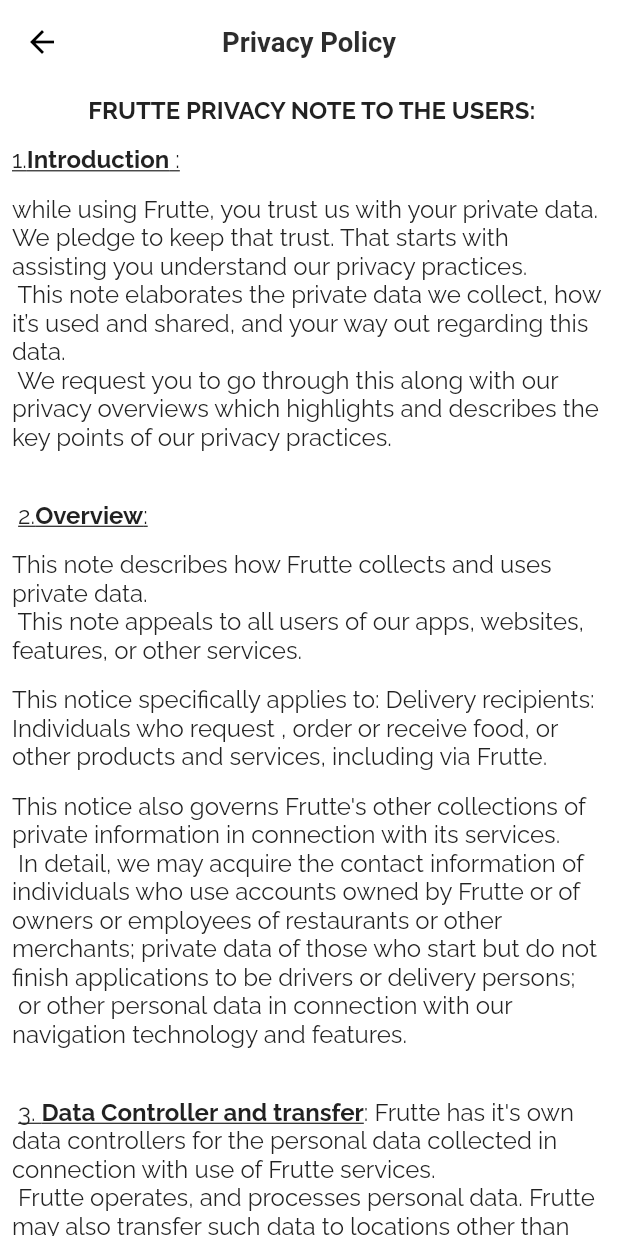
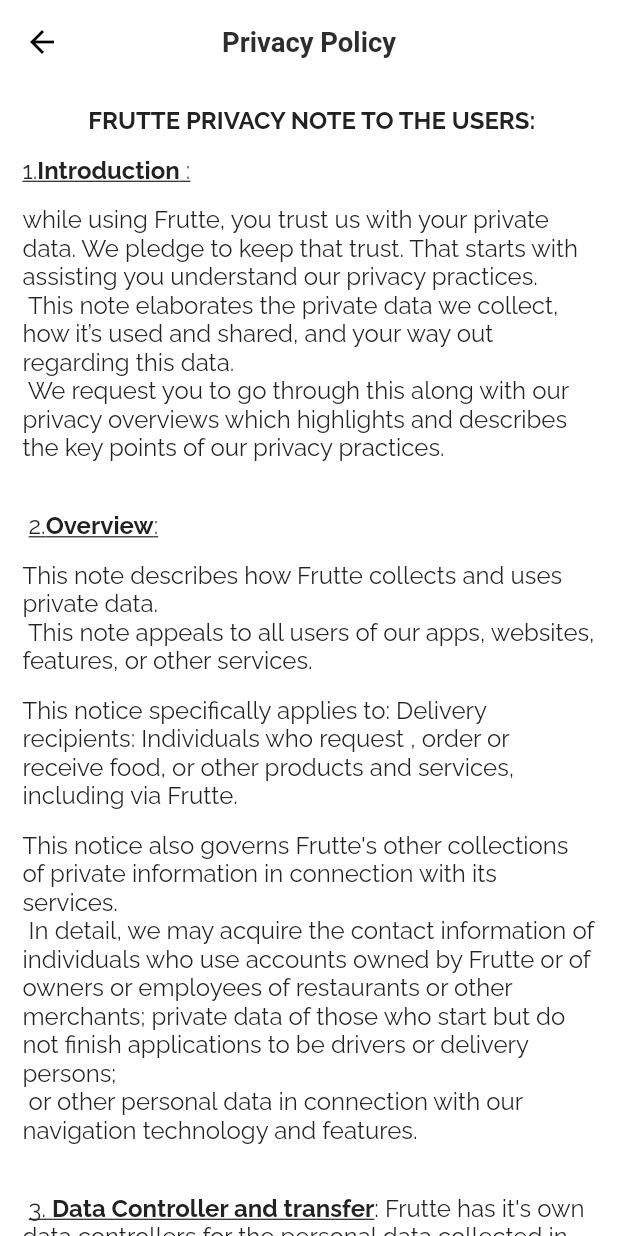
Before and after one commit to ChandraaShekar/grocery_user_app, a Flutter app: the Policy screen opened directly, on a phone screen of 412 x 824 dp. Run offline on Flutter 3.47's test engine with Material 2 defaults, Android fonts, the phone set to English and light mode, and no system bars; drawn by our look-alikes of flutter_widget_from_html_core; our stand-ins replace cached_network_image, carousel_slider, dotted_border, expandable_text, firebase_auth, firebase_core and 14 more; missing offline and left inert: flutter_google_places, google_maps_webservice, razorpay_flutter; accounts and stored records are empty; network calls fail; project files that could hold a hidden picture were left out.

Commit message:
t&c, privacy policy, packs ui changes

```diff
--- a/lib/cart/order_placed.dart
+++ b/lib/cart/order_placed.dart
@@ -28,12 +28,15 @@
 
   @override
   Widget build(BuildContext context) {
+    Size size = MediaQuery.of(context).size;
     return WillPopScope(
       onWillPop: () async {
         return false;
       },
       child: Scaffold(
-        body: Center(
+        body: Padding(
+          padding: const EdgeInsets.symmetric(horizontal: 20, vertical: 5),
+          child: Center(
             child: Column(children: [
               Image.asset(
                   (widget.orderSuccess)
@@ -58,7 +61,8 @@
               (widget.orderSuccess)
                   ? Padding(
                       padding: EdgeInsets.all(10.0),
-                    child: TextWidget("Your order will be delivered in 1 hour",
+                      child: TextWidget(
+                          "Your order will be delivered in 1 hour",
                           textType: "title"))
                   : SizedBox(),
               (widget.orderSuccess)
@@ -69,7 +73,10 @@
                           textType: "title"))
                   : SizedBox(),
               TextButton(
-              child: Text("Continue Shopping"),
+                child: Text(
+                  "Continue Shopping",
+                  style: TextStyle(fontSize: size.height / 56),
+                ),
                 onPressed: () {
                   Navigator.pushReplacement(context,
                       MaterialPageRoute(builder: (_) => DashboardTabs()));
@@ -78,6 +85,7 @@
             ]),
           ),
         ),
+      ),
     );
   }
 }
--- a/lib/others/pack_desc.dart
+++ b/lib/others/pack_desc.dart
@@ -116,7 +116,7 @@
                                   "!",
                               style: TextStyle(
                                   color: Constants.packDescHeadingColor,
-                                  fontSize: size.height / 60,
+                                  fontSize: size.height / 58,
                                   fontWeight: FontWeight.w600),
                             )
                           ],
@@ -183,7 +183,7 @@
                           height: 5,
                         ),
                         Padding(
-                          padding: const EdgeInsets.only(left: 10, right: 10),
+                          padding: const EdgeInsets.only(left: 15, right: 15),
                           child: Container(
                             height: size.height / 4.55,
                             width: MediaQuery.of(context).size.width,
@@ -267,6 +267,7 @@
                             ),
                           ),
                         ),
+                        SizedBox(height: 10),
                         PrimaryButton(
                           text: "Add to Cart",
                           backgroundColor: Constants.primaryColor,
--- a/lib/others/policy.dart
+++ b/lib/others/policy.dart
@@ -23,31 +23,26 @@
  @font-face
 	{font-family:"Cambria Math";
 	panose-1:2 4 5 3 5 4 6 3 2 4;}
-@font-face
-	{font-family:Calibri;
-	panose-1:2 15 5 2 2 2 4 3 2 4;}
-@font-face
-	{font-family:Georgia;
-	panose-1:2 4 5 2 5 4 5 2 3 3;}
  /* Style Definitions */
  p.MsoNormal, li.MsoNormal, div.MsoNormal
-	{margin-top:0in;
-	margin-right:0in;
-	margin-bottom:8.0pt;
-	margin-left:0in;
-	line-height:107%;
+	{margin:0in;
+	line-height:115%;
 	font-size:11.0pt;
-	font-family:"Calibri",sans-serif;}
+	}
 .MsoChpDefault
-	{font-family:"Calibri",sans-serif;}
+	{}
 .MsoPapDefault
-	{margin-bottom:8.0pt;
-	line-height:107%;}
+	{line-height:115%;}
 @page WordSection1
-	{size:595.3pt 841.9pt;
+	{size:8.5in 11.0in;
 	margin:1.0in 1.0in 1.0in 1.0in;}
 div.WordSection1
 	{page:WordSection1;}
+ /* List Definitions */
+ ol
+	{margin-bottom:0in;}
+ul
+	{margin-bottom:0in;}
 -->
 </style>
 
@@ -59,14 +54,14 @@
 
 <p class=MsoNormal align=center style='text-align:center;line-height:normal;
 background:white;border:none'><b><span lang=EN-IN style='font-size:12.0pt;
-font-family:"Arial",sans-serif;color:#222222'>                FRUTTE PRIVACY
+color:#222222'>                FRUTTE PRIVACY
 NOTE TO THE USERS:</span></b></p>
 
 <p class=MsoNormal style='line-height:normal;background:white;border:none'><u><span
-lang=EN-IN style='font-size:12.0pt;font-family:"Arial",sans-serif;color:#222222'>1.<b>Introduction</b>&nbsp;:</span></u></p>
+lang=EN-IN style='font-size:12.0pt;color:#222222'>1.<b>Introduction</b>&nbsp;:</span></u></p>
 
 <p class=MsoNormal style='line-height:normal;background:white;border:none'><span
-lang=EN-IN style='font-size:12.0pt;font-family:"Arial",sans-serif;color:#222222'>while
+lang=EN-IN style='font-size:12.0pt;color:#222222'>while
 using Frutte, you trust us with your private data. We pledge to keep that
 trust. That starts with assisting you understand our privacy practices.<br>
 This note elaborates the private data we collect, how it’s used and shared, and
@@ -75,23 +70,23 @@
 highlights and describes the key points of our privacy practices.</span></p>
 
 <p class=MsoNormal style='line-height:normal;background:white;border:none'><span
-lang=EN-IN style='font-size:12.0pt;font-family:"Arial",sans-serif;color:#222222'><br>
+lang=EN-IN style='font-size:12.0pt;color:#222222'><br>
 <u>2.<b>Overview</b>:</u></span></p>
 
 <p class=MsoNormal style='margin-top:14.0pt;margin-right:0in;margin-bottom:
 12.0pt;margin-left:0in;line-height:normal;background:white;border:none'><span
-lang=EN-IN style='font-size:12.0pt;font-family:"Arial",sans-serif;color:#222222'>This
+lang=EN-IN style='font-size:12.0pt;color:#222222'>This
 note describes how Frutte collects and uses private data.<br>
 This note appeals to all users of our apps, websites, features, or other
 services.</span></p>
 
 <p class=MsoNormal style='line-height:normal;background:white;border:none'><span
-lang=EN-IN style='font-size:12.0pt;font-family:"Arial",sans-serif;color:#222222'>This
+lang=EN-IN style='font-size:12.0pt;color:#222222'>This
 notice specifically applies to: Delivery recipients: Individuals who request ,
 order or receive food, or other products and services, including via Frutte.</span></p>
 
 <p class=MsoNormal style='line-height:normal;background:white;border:none'><span
-lang=EN-IN style='font-size:12.0pt;font-family:"Arial",sans-serif;color:#222222'>This
+lang=EN-IN style='font-size:12.0pt;color:#222222'>This
 notice also governs Frutte's other collections of private information in
 connection with its services.<br>
 In detail, we may acquire the contact information of individuals who use
@@ -102,7 +97,7 @@
 features.</span></p>
 
 <p class=MsoNormal style='line-height:normal;background:white;border:none'><span
-lang=EN-IN style='font-size:12.0pt;font-family:"Arial",sans-serif;color:#222222'><br>
+lang=EN-IN style='font-size:12.0pt;color:#222222'><br>
 <u>3.&nbsp;<b>Data Controller and transfer</b></u>: Frutte has it's own data
 controllers for the personal data collected in connection with use of Frutte
 services.<br>
@@ -114,13 +109,13 @@
 locations.</span></p>
 
 <p class=MsoNormal style='line-height:normal;background:white;border:none'><span
-lang=EN-IN style='font-size:12.0pt;font-family:"Arial",sans-serif;color:#222222'>Questions,
+lang=EN-IN style='font-size:12.0pt;color:#222222'>Questions,
 comments, and complaints about Frutte data practices can be submitted here. You
 may also use this form to submit a question to the Frutee Data Protection
 Executive.</span></p>
 
 <p class=MsoNormal style='line-height:normal;background:white;border:none'><span
-lang=EN-IN style='font-size:12.0pt;font-family:"Arial",sans-serif;color:#222222'><br>
+lang=EN-IN style='font-size:12.0pt;color:#222222'><br>
 <u>4.<b>Data collections and uses</b></u>:<br>
 A).&nbsp;The data Frutte collect:<br>
 I)Frutte collects personal data: Provided by users to Frutte, during account
@@ -132,7 +127,7 @@
 insurance and financial solution providers, and governmental authorities.</span></p>
 
 <p class=MsoNormal style='line-height:normal;background:white;border:none'><span
-lang=EN-IN style='font-size:12.0pt;font-family:"Arial",sans-serif;color:#222222'><br>
+lang=EN-IN style='font-size:12.0pt;color:#222222'><br>
 B). Data collections and uses:<br>
 Provided by users to Frutte, during account creation:<br>
 I)User profile: We collect data when users create or update their Uber
@@ -141,13 +136,13 @@
 related payment verification information),</span></p>
 
 <p class=MsoNormal style='line-height:normal;background:white;border:none'><span
-lang=EN-IN style='font-size:12.0pt;font-family:"Arial",sans-serif;color:#222222'>II)
+lang=EN-IN style='font-size:12.0pt;color:#222222'>II)
 Demographic data: We consider this option for collecting data about users,
 including through user surveys. In some locations, we may also receive
 demographic data about users from third parties.</span></p>
 
 <p class=MsoNormal style='line-height:normal;background:white;border:none'><span
-lang=EN-IN style='font-size:12.0pt;font-family:"Arial",sans-serif;color:#222222'>III
+lang=EN-IN style='font-size:12.0pt;color:#222222'>III
 )User content: We collect the data submitted by users when they contact Frutte
 customer support ( Chats , Calls and emails) , provide ratings or compliments
 for other users, restaurants or merchants, or otherwise contact Frutee. This
@@ -156,7 +151,7 @@
 customer support.</span></p>
 
 <p class=MsoNormal style='line-height:normal;background:white;border:none'><span
-lang=EN-IN style='font-size:12.0pt;font-family:"Arial",sans-serif;color:#222222'>5.<b><u>Travel
+lang=EN-IN style='font-size:12.0pt;color:#222222'>5.<b><u>Travel
 information</u></b>: We collect travel itinerary information, including the
 times and dates of upcoming orders, from users of our Frutte Travel feature.<br>
 We collect such information:<br>
@@ -181,7 +176,7 @@
 foreground (app open and on-screen) of their mobile device.</span></p>
 
 <p class=MsoNormal style='line-height:normal;background:white;border:none'><span
-lang=EN-IN style='font-size:12.0pt;font-family:"Arial",sans-serif;color:#222222'>Riders
+lang=EN-IN style='font-size:12.0pt;color:#222222'>Riders
 and delivery recipients may use the Frutte apps without enabling Frutte to
 collect precise location data from their mobile devices. However, this may
 affect features in the Frutte app.<br>
@@ -193,7 +188,7 @@
 detection, insurance, and litigation.</span></p>
 
 <p class=MsoNormal style='line-height:normal;background:white;border:none'><span
-lang=EN-IN style='font-size:12.0pt;font-family:"Arial",sans-serif;color:#222222'>II)Transaction
+lang=EN-IN style='font-size:12.0pt;color:#222222'>II)Transaction
 information: We collect transaction information related to the use of our
 services, including the type of services requested or provided, order details,
 payment transaction information (such as a restaurant’s or merchant's name and
@@ -203,7 +198,7 @@
 with that person.</span></p>
 
 <p class=MsoNormal style='line-height:normal;background:white;border:none'><span
-lang=EN-IN style='font-size:12.0pt;font-family:"Arial",sans-serif;color:#222222'>III)Communications
+lang=EN-IN style='font-size:12.0pt;color:#222222'>III)Communications
 data: We enable users to communicate with each other and Frutee through Frutte
 mobile apps and websites. For example, we enable drivers and riders, and
 delivery persons and delivery recipients, to call, text, or send other files to
@@ -216,15 +211,15 @@
 security purposes, to improve our services and features, and for analytics.</span></p>
 
 <p class=MsoNormal style='line-height:normal;background:white;border:none'><span
-lang=EN-IN style='font-size:12.0pt;font-family:"Arial",sans-serif;color:#222222'>B.&nbsp;How
+lang=EN-IN style='font-size:12.0pt;color:#222222'>B.&nbsp;How
 we use personal data:</span></p>
 
 <p class=MsoNormal style='line-height:normal;background:white;border:none'><span
-lang=EN-IN style='font-size:12.0pt;font-family:"Arial",sans-serif;color:#222222'>This
+lang=EN-IN style='font-size:12.0pt;color:#222222'>This
 includes using data to:</span></p>
 
 <p class=MsoNormal style='line-height:normal;background:white;border:none'><span
-lang=EN-IN style='font-size:12.0pt;font-family:"Arial",sans-serif;color:#222222'>1)
+lang=EN-IN style='font-size:12.0pt;color:#222222'>1)
 create/update accounts<br>
 2)Enable transportation and delivery services (such as using location data to
 facilitate a pick up or delivery), features that involve data sharing (such as
@@ -236,20 +231,20 @@
 personalized restaurant or food recommendations based on their prior orders.</span></p>
 
 <p class=MsoNormal style='line-height:normal;background:white;border:none'><span
-lang=EN-IN style='font-size:12.0pt;font-family:"Arial",sans-serif;color:#222222'><br>
+lang=EN-IN style='font-size:12.0pt;color:#222222'><br>
 C.&nbsp;Cookies and third-party technologies:<br>
 Frutee and use cookies and other identification technologies on our apps,
 websites, emails, and online ads for purposes described in this notice, and
 Frutte's Cookie Notice.</span></p>
 
 <p class=MsoNormal style='line-height:normal;background:white;border:none'><span
-lang=EN-IN style='font-size:12.0pt;font-family:"Arial",sans-serif;color:#222222'>Cookies
+lang=EN-IN style='font-size:12.0pt;color:#222222'>Cookies
 are small text files that are stored on browsers or devices by websites, apps,
 online media, and advertisements. Frutte uses cookies and similar technologies
 for purposes such as:</span></p>
 
 <p class=MsoNormal style='line-height:normal;background:white;border:none'><span
-lang=EN-IN style='font-size:12.0pt;font-family:"Arial",sans-serif;color:#222222'>1)Authenticating
+lang=EN-IN style='font-size:12.0pt;color:#222222'>1)Authenticating
 users.<br>
 2)Remembering user preferences and settings.<br>
 3)Determining the popularity of content.<br>
@@ -258,20 +253,20 @@
 behaviors and interests of people who interact with our services.</span></p>
 
 <p class=MsoNormal style='line-height:normal;background:white;border:none'><u><span
-lang=EN-IN style='font-size:12.0pt;font-family:"Arial",sans-serif;color:#222222'><br>
+lang=EN-IN style='font-size:12.0pt;color:#222222'><br>
 <b>6. Updates to this notice:</b></span></u><span lang=EN-IN style='font-size:
-12.0pt;font-family:"Arial",sans-serif;color:#222222'><br>
+12.0pt;color:#222222'><br>
 We may occasionally update this notice.</span></p>
 
 <p class=MsoNormal style='line-height:normal;background:white;border:none'><span
-lang=EN-IN style='font-size:12.0pt;font-family:"Arial",sans-serif;color:#222222'>We
+lang=EN-IN style='font-size:12.0pt;color:#222222'>We
 may occasionally update this notice. If we make significant changes, we will
 notify users in advance of the changes through the Frutte apps or through other
 means, such as email. We encourage users to periodically review this notice for
 the latest information on our privacy practices.</span></p>
 
 <p class=MsoNormal style='line-height:normal;background:white;border:none'><span
-lang=EN-IN style='font-size:12.0pt;font-family:"Arial",sans-serif;color:#222222'>Use
+lang=EN-IN style='font-size:12.0pt;color:#222222'>Use
 of our services after an update constitutes consent to the updated notice to
 the extent permitted by law.</span></p>
 
@@ -292,7 +287,7 @@
         appBar: Header.appBar(Constants.policyTag, null, true),
         body: SingleChildScrollView(
             child:Padding(
-              padding: const EdgeInsets.all(8.0),
+              padding: const EdgeInsets.all(15.0),
               child: HtmlWidget(policy),
             )));
   }
--- a/lib/others/tandc.dart
+++ b/lib/others/tandc.dart
@@ -824,7 +824,7 @@
         appBar: Header.appBar(Constants.tncTag, null, true),
         body: SingleChildScrollView(
             child:Padding(
-              padding: const EdgeInsets.all(8.0),
+              padding: const EdgeInsets.all(15.0),
               child: HtmlWidget(tandc),
             )));
   }
--- a/lib/widgets/pack_desc_card.dart
+++ b/lib/widgets/pack_desc_card.dart
@@ -14,10 +14,11 @@
   @override
   Widget build(BuildContext context) {
     return Padding(
-      padding: const EdgeInsets.fromLTRB(8, 5, 8, 0),
+      padding: const EdgeInsets.fromLTRB(10, 10, 10, 0),
       child: Card(
+        elevation: 1,
         // shape: BorderRadius.circular(15),
-        color: Color(0xFFF9F9F9),
+        // color: Color(0xFFF9F9F9),
         child: Container(
           height: 80,
           child: Padding(
```
Lines whose indentation alone changed are shown as unchanged.
